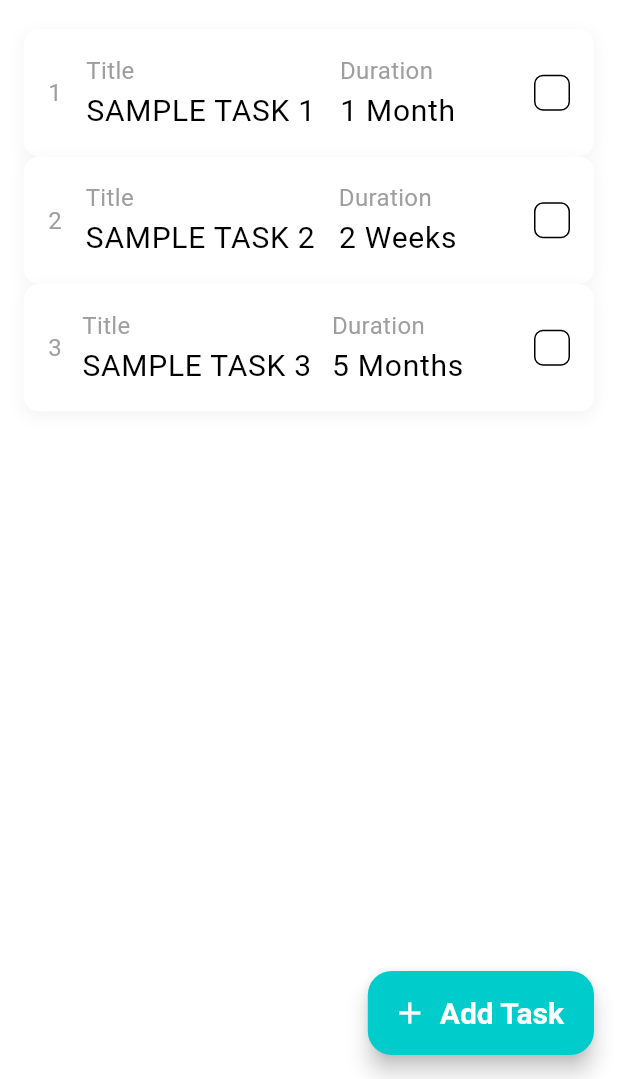
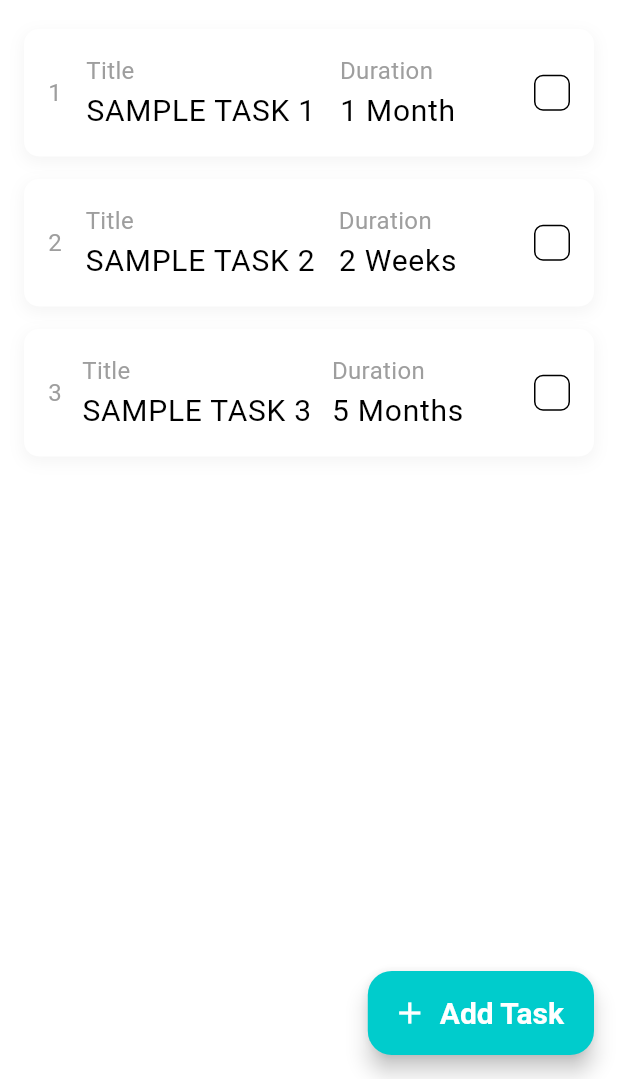
Before and after one commit to Dozie-dev/CRUD-assessment-app, a Flutter app: the screen it shows after launch, on a phone screen of 412 x 824 dp, the part 157-1236 px from its top. Run offline on Flutter 3.47's test engine with Material 3 defaults, Android fonts, the phone set to English and light mode, and no system bars; our stand-ins replace get, google_fonts, hive, hive_flutter; accounts and stored records are empty.

Commit message:
chore: finished

```diff
--- a/crud/lib/controllers/item_controller.dart
+++ b/crud/lib/controllers/item_controller.dart
@@ -17,8 +17,8 @@ class ItemController extends GetxController {
     //-- Add default items if box is empty
     if (box.isEmpty) {
       box.add(ItemModel(title: 'Sample Task 1', duration: '1 Month'));
-      box.add(ItemModel(title: 'Sample Task 2',  duration: '2 Weeks'));
-      box.add(ItemModel(title: 'Sample Task 3',  duration: '5 Months'));
+      box.add(ItemModel(title: 'Sample Task 2', duration: '2 Weeks'));
+      box.add(ItemModel(title: 'Sample Task 3', duration: '5 Months'));
     }
     items.assignAll(box.values.toList());
   }
--- a/crud/lib/main.dart
+++ b/crud/lib/main.dart
@@ -12,8 +12,9 @@ void main() async {
   await Hive.initFlutter();
 
   Hive.registerAdapter(ItemModelAdapter());
-  await Hive.openBox<ItemModel>('items');
+  var box = await Hive.openBox<ItemModel>('items');
 
+  await box.clear();
   Get.put(ThemeController());
   runApp(const MyApp());
 }
@@ -25,6 +26,7 @@ class MyApp extends StatelessWidget {
   @override
   Widget build(BuildContext context) {
     final ThemeController _themeController = Get.find();
+    return Obx(() {
       return GetMaterialApp(
         title: 'Flutter Demo',
         theme: AppTheme.lightTheme,
@@ -35,5 +37,6 @@ class MyApp extends StatelessWidget {
         home: SplashScreen(),
         debugShowCheckedModeBanner: false,
       );
+    });
   }
 }
--- a/crud/lib/ui/addeditscreen.dart
+++ b/crud/lib/ui/addeditscreen.dart
@@ -46,7 +46,7 @@ class _AddeditscreenState extends State<Addeditscreen> {
         backgroundColor: AppColors.primaryColor,
         leading: GestureDetector(
           onTap: Get.back,
-          child: Icon(Icons.arrow_back_ios, color: theme.iconTheme.color),
+          child: Icon(Icons.arrow_back_ios, color: Colors.white),
         ),
         title: Text(
           widget.isEditing ? 'Edit Item' : 'Add Item',
--- a/crud/lib/ui/homescreen.dart
+++ b/crud/lib/ui/homescreen.dart
@@ -22,7 +22,7 @@ class _HomescreenState extends State<Homescreen> {
     return Scaffold(
       backgroundColor: theme.scaffoldBackgroundColor,
       appBar: AppBar(
-        backgroundColor: AppColors.white,
+        backgroundColor: theme.appBarTheme.backgroundColor,
         actions: [
           Padding(
             padding: const EdgeInsets.symmetric(horizontal: 10),
@@ -68,6 +68,7 @@ class _HomescreenState extends State<Homescreen> {
 
               return Expanded(
                 child: ListView.builder(
+                  scrollDirection: Axis.vertical,
                   itemCount: itemController.items.length,
                   itemBuilder: (context, index) {
                     final item = itemController.items[index];
@@ -77,9 +78,10 @@ class _HomescreenState extends State<Homescreen> {
                       onDismissed: (_) => itemController.deleteItem(index),
                       background: Container(color: Colors.red),
                       child: Container(
+                        margin: EdgeInsets.only(bottom: 15),
                         padding: const EdgeInsets.all(16),
                         decoration: BoxDecoration(
-                          color: Colors.white,
+                          color: theme.cardColor,
                           borderRadius: BorderRadius.circular(10),
                           boxShadow: [
                             if (theme.brightness == Brightness.light)
--- a/crud/lib/utils/app_button.dart
+++ b/crud/lib/utils/app_button.dart
@@ -66,7 +66,7 @@ class AppButton extends StatelessWidget {
                   Text(
                     title!,
                     style: theme.textTheme.displayMedium?.copyWith(
-                      color: adaptiveText,
+                      color: Colors.white,
                       fontWeight: FontWeight.w600,
                     ),
                   )),
--- a/crud/lib/utils/theme/app_theme.dart
+++ b/crud/lib/utils/theme/app_theme.dart
@@ -50,7 +50,7 @@ class AppTheme {
     ), // subtle text
     bodyLarge: TextStyle(color: Colors.white, fontSize: 20),
     titleLarge: TextStyle(
-      color: Colors.black,
+      color: Colors.white,
       fontSize: 20,
       fontWeight: FontWeight.w600,
     ),
@@ -69,6 +69,7 @@ class AppTheme {
       backgroundColor: AppColors.lightPrimary,
     ),
     textTheme: lightTextTheme,
+    cardColor: AppColors.white,
 
     switchTheme: SwitchThemeData(
       thumbColor: WidgetStatePropertyAll(AppColors.lightPrimary),
@@ -88,6 +89,7 @@ class AppTheme {
       iconTheme: IconThemeData(color: AppColors.darkText),
     ),
     textTheme: darkTextTheme,
+    cardColor: AppColors.black,
     floatingActionButtonTheme: FloatingActionButtonThemeData(
       backgroundColor: AppColors.darkPrimary,
     ),
```
Lines whose indentation alone changed are shown as unchanged.
